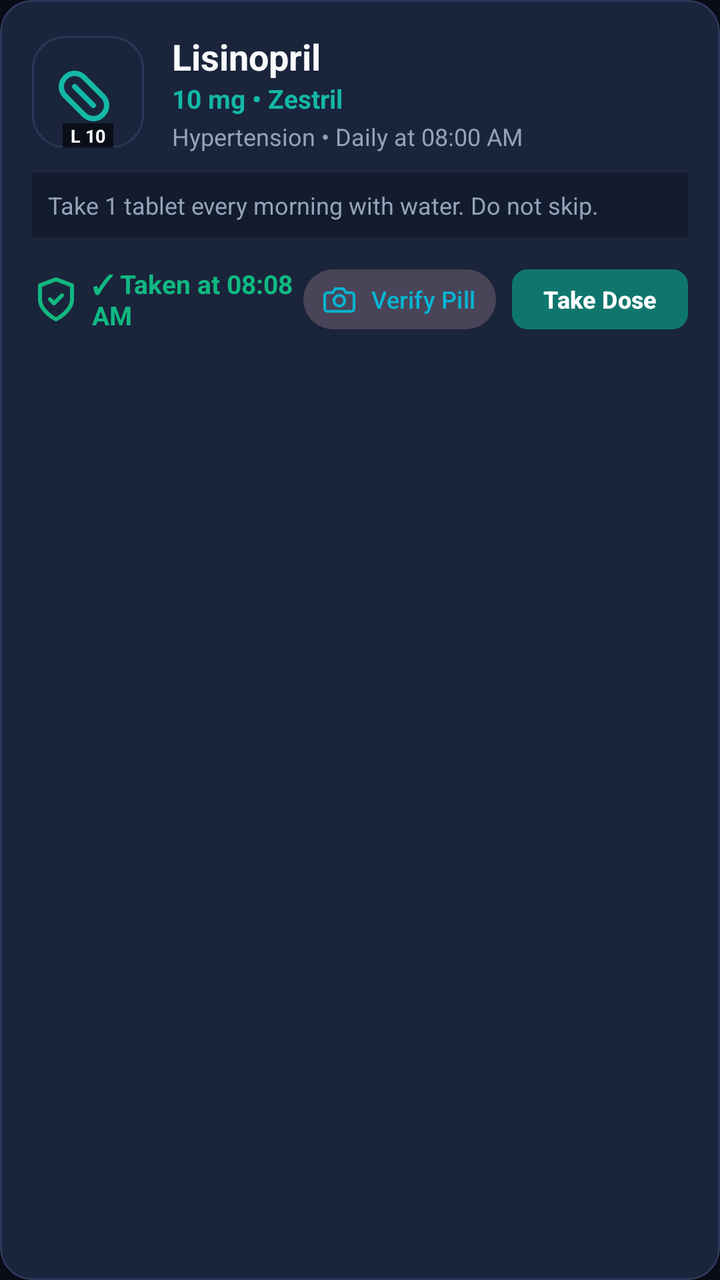
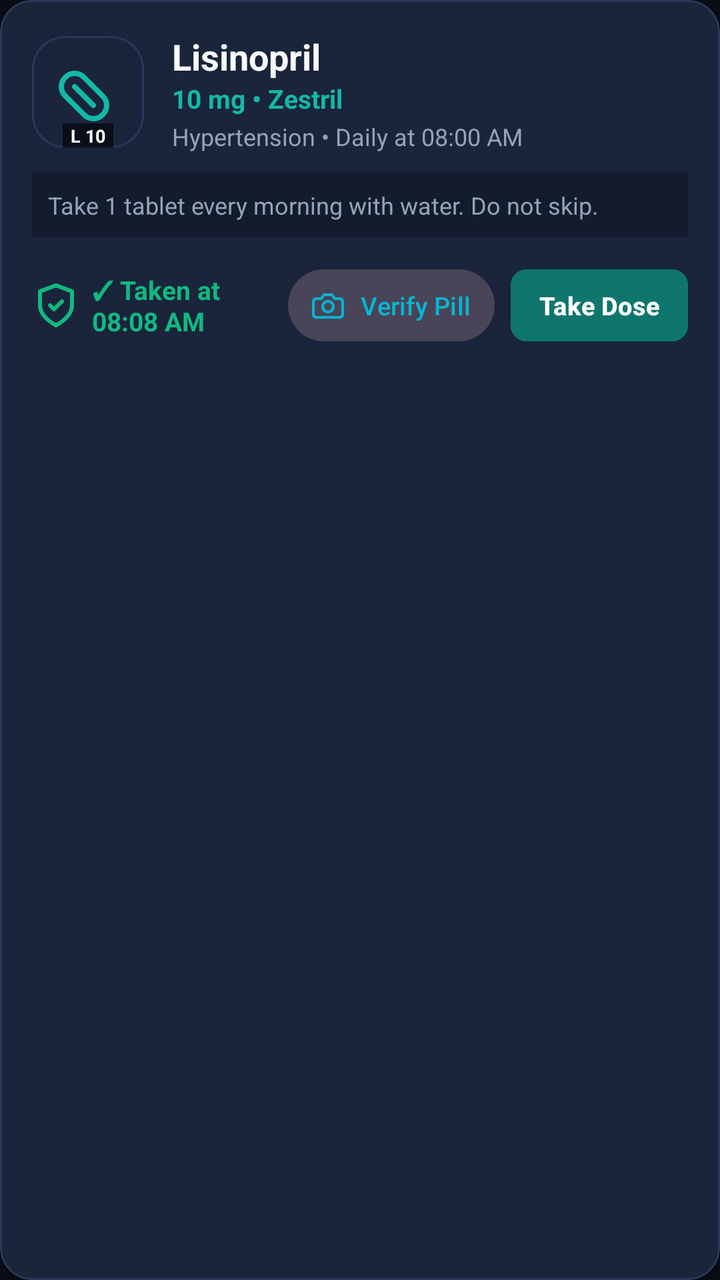

An Android layout rendered at two revisions. The XML below is the earlier revision; the diff shows what the commit changed to produce the second picture.
<!-- AndroidManifest.xml: application theme Theme.MedVault -->
<!-- res/layout/item_medication.xml -->
<?xml version="1.0" encoding="utf-8"?>
<com.google.android.material.card.MaterialCardView xmlns:android="http://schemas.android.com/apk/res/android"
    xmlns:app="http://schemas.android.com/apk/res-auto"
    android:id="@+id/cardMedication"
    android:layout_width="match_parent"
    android:layout_height="wrap_content"
    android:layout_marginStart="16dp"
    android:layout_marginEnd="16dp"
    android:layout_marginBottom="14dp"
    app:cardBackgroundColor="@color/bg_card"
    app:cardCornerRadius="16dp"
    app:cardElevation="2dp"
    app:strokeColor="@color/divider_line"
    app:strokeWidth="1dp">

    <LinearLayout
        android:layout_width="match_parent"
        android:layout_height="wrap_content"
        android:orientation="vertical"
        android:padding="16dp">

        <LinearLayout
            android:layout_width="match_parent"
            android:layout_height="wrap_content"
            android:gravity="center_vertical"
            android:orientation="horizontal">

            
            <FrameLayout
                android:id="@+id/pillVisualFrame"
                android:layout_width="56dp"
                android:layout_height="56dp"
                android:background="@drawable/bg_card_dark">

                <ImageView
                    android:id="@+id/imgPillPhoto"
                    android:layout_width="match_parent"
                    android:layout_height="match_parent"
                    android:contentDescription="Pill Photo"
                    android:scaleType="centerCrop"
                    android:visibility="gone" />

                <ImageView
                    android:id="@+id/imgPillVector"
                    android:layout_width="32dp"
                    android:layout_height="32dp"
                    android:layout_gravity="center"
                    android:src="@drawable/ic_pill"
                    app:tint="@color/brand_primary_light" />

                <TextView
                    android:id="@+id/tvImprintBadge"
                    android:layout_width="wrap_content"
                    android:layout_height="wrap_content"
                    android:layout_gravity="bottom|center_horizontal"
                    android:background="#99000000"
                    android:paddingStart="4dp"
                    android:paddingEnd="4dp"
                    android:text="L 10"
                    android:textColor="@color/white"
                    android:textSize="9sp"
                    android:textStyle="bold" />
            </FrameLayout>

            <LinearLayout
                android:layout_width="0dp"
                android:layout_height="wrap_content"
                android:layout_marginStart="14dp"
                android:layout_weight="1"
                android:orientation="vertical">

                <LinearLayout
                    android:layout_width="match_parent"
                    android:layout_height="wrap_content"
                    android:gravity="center_vertical"
                    android:orientation="horizontal">

                    <TextView
                        android:id="@+id/tvMedName"
                        android:layout_width="0dp"
                        android:layout_height="wrap_content"
                        android:layout_weight="1"
                        android:text="Lisinopril"
                        android:textColor="@color/text_primary"
                        android:textSize="18sp"
                        android:textStyle="bold" />

                    <TextView
                        android:id="@+id/tvRefillTag"
                        android:layout_width="wrap_content"
                        android:layout_height="wrap_content"
                        android:background="#33DC2626"
                        android:paddingStart="8dp"
                        android:paddingTop="2dp"
                        android:paddingEnd="8dp"
                        android:paddingBottom="2dp"
                        android:text="4 pills left"
                        android:textColor="#F87171"
                        android:textSize="11sp"
                        android:textStyle="bold"
                        android:visibility="gone" />
                </LinearLayout>

                <TextView
                    android:id="@+id/tvDosageAndBrand"
                    android:layout_width="wrap_content"
                    android:layout_height="wrap_content"
                    android:text="10 mg • Zestril"
                    android:textColor="@color/brand_primary_light"
                    android:textSize="13sp"
                    android:textStyle="bold" />

                <TextView
                    android:id="@+id/tvConditionAndSchedule"
                    android:layout_width="wrap_content"
                    android:layout_height="wrap_content"
                    android:layout_marginTop="2dp"
                    android:text="Hypertension • Daily at 08:00 AM"
                    android:textColor="@color/text_secondary"
                    android:textSize="12sp" />
            </LinearLayout>

        </LinearLayout>

        <TextView
            android:id="@+id/tvInstructions"
            android:layout_width="match_parent"
            android:layout_height="wrap_content"
            android:layout_marginTop="10dp"
            android:background="#131B2E"
            android:padding="8dp"
            android:text="Take 1 tablet every morning with water. Do not skip."
            android:textColor="@color/text_secondary"
            android:textSize="12sp" />

        <LinearLayout
            android:layout_width="match_parent"
            android:layout_height="wrap_content"
            android:layout_marginTop="12dp"
            android:gravity="center_vertical"
            android:orientation="horizontal">

            <TextView
                android:id="@+id/tvDoseStatus"
                android:layout_width="0dp"
                android:layout_height="wrap_content"
                android:layout_weight="1"
                android:drawableStart="@drawable/ic_shield_check"
                android:drawablePadding="6dp"
                android:drawableTint="@color/status_safe"
                android:text="✓ Taken at 08:08 AM"
                android:textColor="@color/status_safe"
                android:textSize="13sp"
                android:textStyle="bold" />

            <com.google.android.material.button.MaterialButton
                android:id="@+id/btnVerifyPill"
                style="@style/Widget.Material3.Button.TonalButton"
                android:layout_width="wrap_content"
                android:layout_height="38dp"
                android:layout_marginEnd="8dp"
                android:paddingStart="10dp"
                android:paddingEnd="10dp"
                android:text="Verify Pill"
                android:textColor="@color/brand_accent"
                android:textSize="12sp"
                app:icon="@drawable/ic_camera"
                app:iconSize="16dp"
                app:iconTint="@color/brand_accent" />

            <com.google.android.material.button.MaterialButton
                android:id="@+id/btnTakeDose"
                android:layout_width="wrap_content"
                android:layout_height="38dp"
                android:backgroundTint="@color/brand_primary"
                android:paddingStart="12dp"
                android:paddingEnd="12dp"
                android:text="Take Dose"
                android:textColor="@color/white"
                android:textSize="12sp"
                android:textStyle="bold"
                app:cornerRadius="8dp" />

        </LinearLayout>

    </LinearLayout>

</com.google.android.material.card.MaterialCardView>
<!-- resources referenced by this layout -->
<resources>
  <color name="bg_card">#1A243B</color>
  <color name="brand_accent">#06B6D4</color>
  <color name="brand_primary">#0F766E</color>
  <color name="brand_primary_light">#14B8A6</color>
  <color name="divider_line">#2A3859</color>
  <color name="status_safe">#10B981</color>
  <color name="text_primary">#F8FAFC</color>
  <color name="text_secondary">#94A3B8</color>
  <color name="white">#FFFFFF</color>
  <!-- drawable bg_card_dark (drawable) -->
  <?xml version="1.0" encoding="utf-8"?>
  <shape xmlns:android="http://schemas.android.com/apk/res/android"
      android:shape="rectangle">
      <corners android:radius="16dp" />
      <solid android:color="@color/bg_card" />
      <stroke
          android:width="1dp"
          android:color="@color/divider_line" />
  </shape>
  <!-- drawable ic_pill (drawable) -->
  <?xml version="1.0" encoding="utf-8"?>
  <vector xmlns:android="http://schemas.android.com/apk/res/android"
      android:width="24dp"
      android:height="24dp"
      android:viewportWidth="24"
      android:viewportHeight="24">
      <path
          android:fillColor="#00000000"
          android:strokeColor="#FFFFFF"
          android:strokeWidth="2"
          android:strokeLineCap="round"
          android:strokeLineJoin="round"
          android:pathData="M10.5,20.5 L3.5,13.5 C1.5,11.5 1.5,8.5 3.5,6.5 C5.5,4.5 8.5,4.5 10.5,6.5 L17.5,13.5 C19.5,15.5 19.5,18.5 17.5,20.5 C15.5,22.5 12.5,22.5 10.5,20.5 Z" />
      <path
          android:fillColor="#00000000"
          android:strokeColor="#FFFFFF"
          android:strokeWidth="2"
          android:strokeLineCap="round"
          android:strokeLineJoin="round"
          android:pathData="M7,10 L14,17" />
  </vector>
  <!-- drawable ic_shield_check (drawable) -->
  <?xml version="1.0" encoding="utf-8"?>
  <vector xmlns:android="http://schemas.android.com/apk/res/android"
      android:width="24dp"
      android:height="24dp"
      android:viewportWidth="24"
      android:viewportHeight="24">
      <path
          android:fillColor="#00000000"
          android:strokeColor="#FFFFFF"
          android:strokeWidth="2"
          android:strokeLineCap="round"
          android:strokeLineJoin="round"
          android:pathData="M12,22 C12,22 20,18 20,12 L20,5 L12,2 L4,5 L4,12 C4,18 12,22 12,22 Z" />
      <path
          android:fillColor="#00000000"
          android:strokeColor="#FFFFFF"
          android:strokeWidth="2"
          android:strokeLineCap="round"
          android:strokeLineJoin="round"
          android:pathData="M9,12 L11,14 L15,10" />
  </vector>
  <style name="Theme.MedVault" parent="Theme.Material3.Dark.NoActionBar">
          <item name="colorPrimary">@color/brand_primary</item>
          <item name="colorPrimaryVariant">@color/brand_primary_dark</item>
          <item name="colorSecondary">@color/brand_accent</item>
          <item name="android:statusBarColor">@color/bg_dark</item>
          <item name="android:navigationBarColor">@color/bg_dark</item>
          <item name="android:windowBackground">@color/bg_dark</item>
      </style>
  <color name="brand_primary_dark">#115E59</color>
  <color name="bg_dark">#090D16</color>
  <!-- unchanged entries left out for length: 1 -->
</resources>

<!-- the commit's change to res/layout/item_medication.xml (unified diff, before → after) -->
@@ -157,13 +157,14 @@
                 android:id="@+id/btnVerifyPill"
                 style="@style/Widget.Material3.Button.TonalButton"
                 android:layout_width="wrap_content"
-                android:layout_height="38dp"
+                android:layout_height="44dp"
                 android:layout_marginEnd="8dp"
-                android:paddingStart="10dp"
-                android:paddingEnd="10dp"
+                android:minHeight="48dp"
+                android:paddingStart="12dp"
+                android:paddingEnd="12dp"
                 android:text="Verify Pill"
                 android:textColor="@color/brand_accent"
-                android:textSize="12sp"
+                android:textSize="12.5sp"
                 app:icon="@drawable/ic_camera"
                 app:iconSize="16dp"
                 app:iconTint="@color/brand_accent" />
@@ -171,13 +172,14 @@
             <com.google.android.material.button.MaterialButton
                 android:id="@+id/btnTakeDose"
                 android:layout_width="wrap_content"
-                android:layout_height="38dp"
+                android:layout_height="44dp"
+                android:minHeight="48dp"
                 android:backgroundTint="@color/brand_primary"
-                android:paddingStart="12dp"
-                android:paddingEnd="12dp"
+                android:paddingStart="14dp"
+                android:paddingEnd="14dp"
                 android:text="Take Dose"
                 android:textColor="@color/white"
-                android:textSize="12sp"
+                android:textSize="12.5sp"
                 android:textStyle="bold"
                 app:cornerRadius="8dp" />
 
